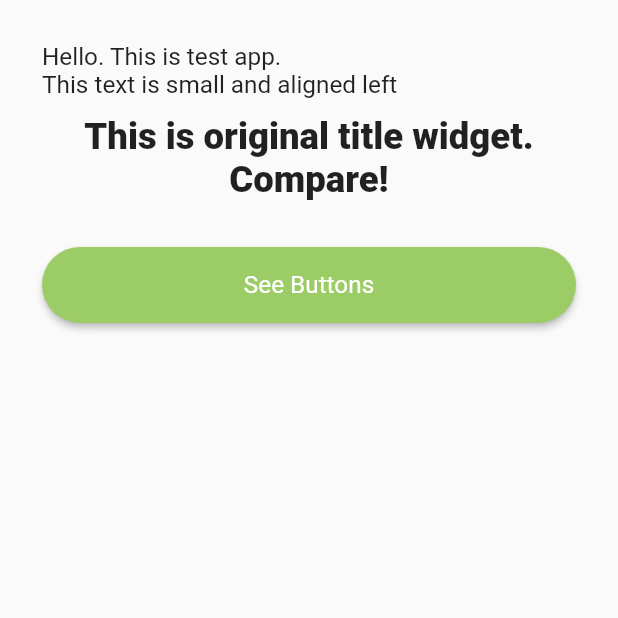
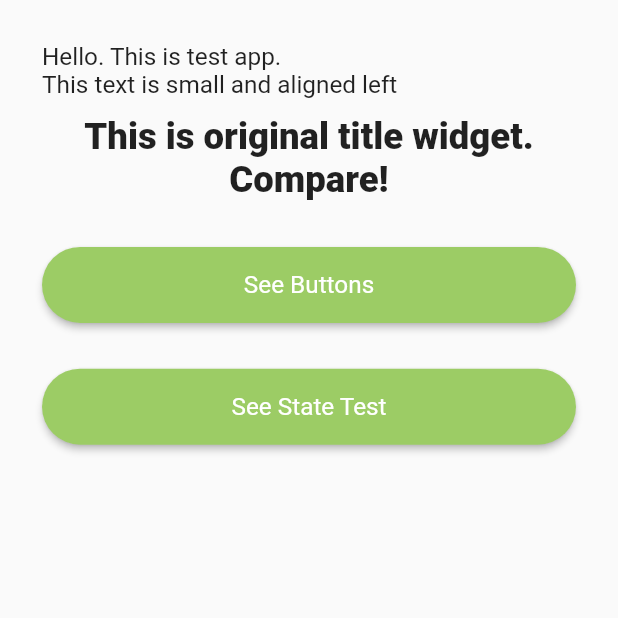
Before and after one commit to BeaverHouse/flutter-folder-template, a Flutter app: the screen it shows after launch, on a phone screen of 412 x 824 dp, the top half of it. Run offline on Flutter 3.47's test engine with Material 2 defaults, Android fonts, the phone set to English and light mode, and no system bars; our stand-ins replace flutter_riverpod, flutter_screenutil, freezed_annotation, go_router, riverpod_annotation, shared_preferences; generated files the repository leaves out were written again.

Commit message:
add test page

```diff
--- a/lib/routes.dart
+++ b/lib/routes.dart
@@ -1,6 +1,7 @@
 import 'package:beaver_dev/ui/button/button_screen.dart';
 import 'package:beaver_dev/ui/home/home_screen.dart';
 import 'package:beaver_dev/ui/login/login_screen.dart';
+import 'package:beaver_dev/ui/state_test/state_test_screen.dart';
 import 'package:flutter/material.dart';
 import 'package:go_router/go_router.dart';
 
@@ -8,6 +9,7 @@ class Routes {
   static const String home = '/';
   static const String login = 'login';
   static const String button = 'button';
+  static const String stateTest = 'state_test';
 
   static final GoRouter routes = GoRouter(
     routes: <RouteBase>[
@@ -29,6 +31,12 @@ class Routes {
               return const ButtonScreen();
             },
           ),
+          GoRoute(
+            path: stateTest,
+            builder: (BuildContext context, GoRouterState state) {
+              return const StateTestScreen();
+            },
+          ),
         ],
       ),
     ],
--- a/lib/ui/home/home_screen.dart
+++ b/lib/ui/home/home_screen.dart
@@ -33,6 +33,12 @@ class HomeScreen extends StatelessWidget {
               buttonColor: BaseColors.primary,
               text: "See Buttons",
             ),
+            verticalBox(30),
+            RoundButton(
+              func: () => context.go("/state_test"),
+              buttonColor: BaseColors.primary,
+              text: "See State Test",
+            ),
           ],
         ),
       ),
```
Also changed, not shown: lib/ui/state_test/state_test_screen.dart (added, +56 -0 lines).
